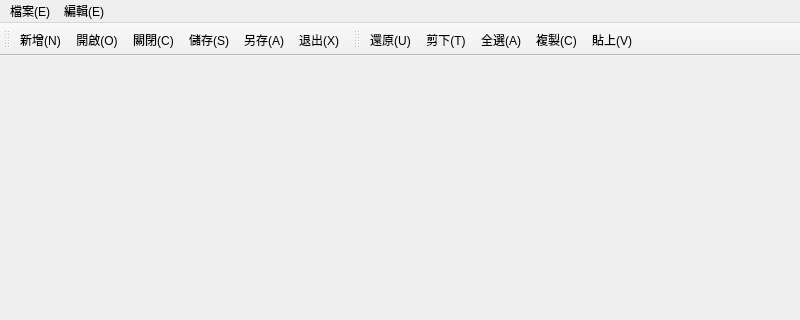
This is mainwindow.ui in kihochalong/DesignWindow as Qt 5 draws it before an edit; both pictures show x 0 to 800 and y 0 to 320 of the 800 by 600 pixel window. The edited form follows.
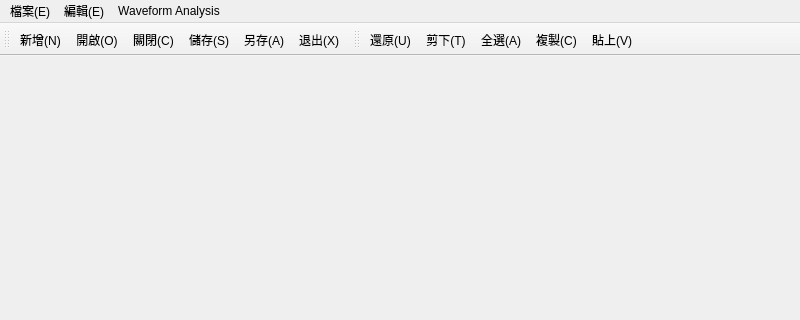
This is the edited form.

Commit message:
Add Waveform Analysis menu and apply dark theme UI
- Added 'Waveform Analysis' dropdown menu next to 'Edit' menu
- Added Sine Wave, Triangle Wave, Square Wave options
- Applied black/dark background theme to all UI elements

Diff of the .ui file:
```diff
--- a/mainwindow.ui
+++ b/mainwindow.ui
@@ -46,8 +46,17 @@
     <addaction name="action_C_2"/>
     <addaction name="action_V"/>
    </widget>
+   <widget class="QMenu" name="menuWaveform_Analysis">
+    <property name="title">
+     <string>Waveform Analysis</string>
+    </property>
+    <addaction name="actionSine_Wave"/>
+    <addaction name="actionTriangle_Wave"/>
+    <addaction name="actionSquare_Wave"/>
+   </widget>
    <addaction name="menu_E"/>
    <addaction name="menu_E_2"/>
+   <addaction name="menuWaveform_Analysis"/>
   </widget>
   <widget class="QStatusBar" name="statusbar"/>
   <widget class="QToolBar" name="toolBar">
```
Left out of the diff: 15 changed lines with no effect on the pictures. The commit also changes 5 other files.
